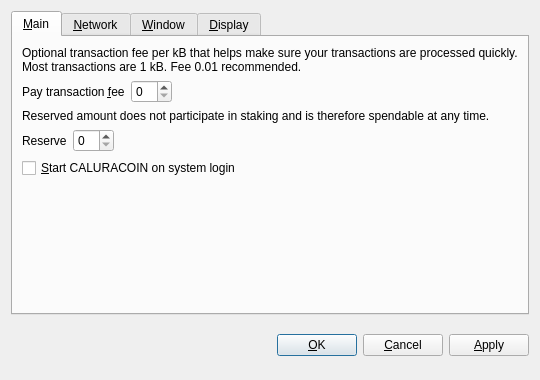
This is src/qt/forms/optionsdialog.ui in laurobeleche/Caluracoin as Qt 5 draws it before an edit. The edited form follows.
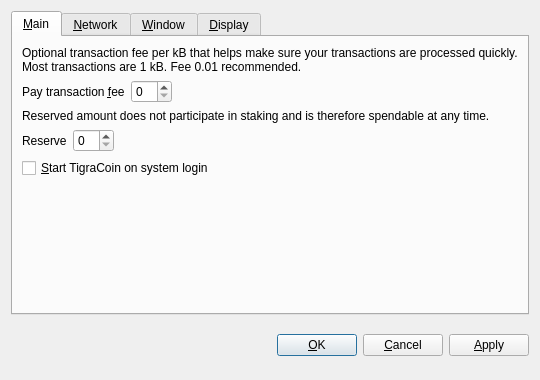
This is the edited form. Custom widgets are drawn as their Qt base class.

```diff
--- a/src/qt/forms/optionsdialog.ui
+++ b/src/qt/forms/optionsdialog.ui
@@ -128,7 +128,7 @@
           <string>Automatically start CALURACOIN after logging in to the system.</string>
          </property>
          <property name="text">
-          <string>&amp;Start CALURACOIN on system login</string>
+          <string>&amp;Start TigraCoin on system login</string>
          </property>
         </widget>
        </item>
```
Left out of the diff: 10 changed lines with no effect on the pictures.
